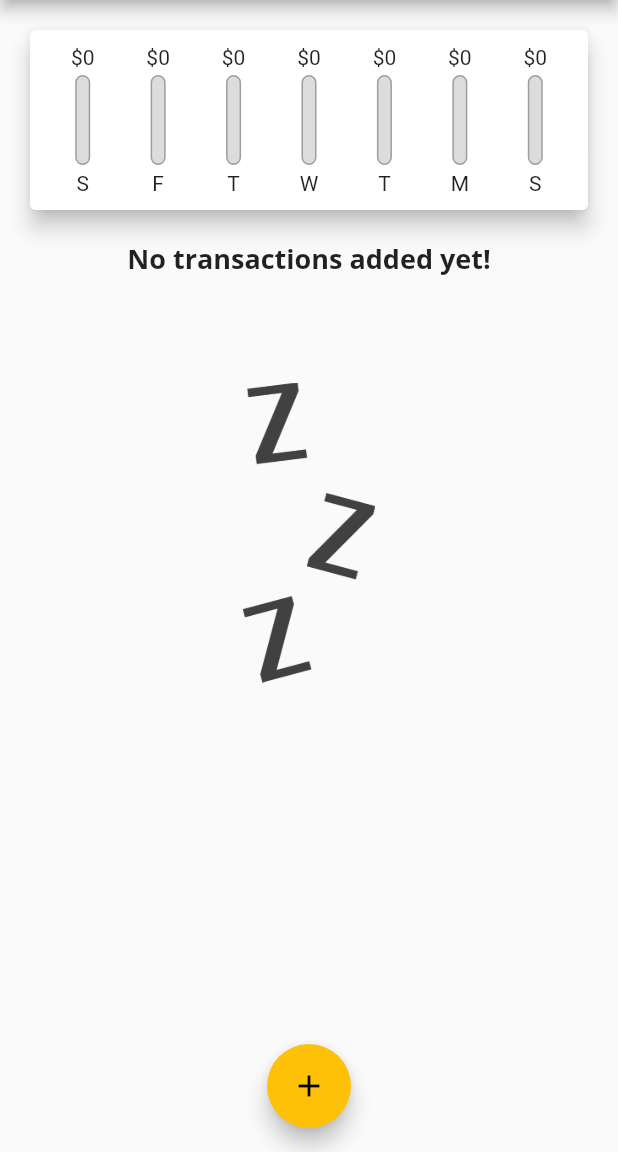
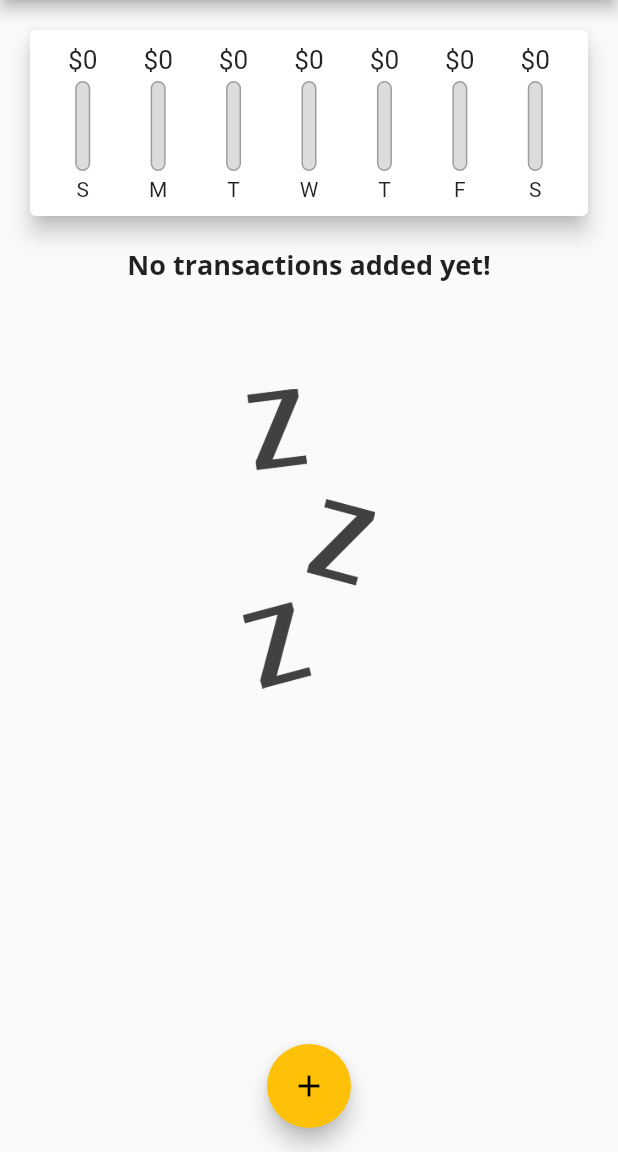
Before and after one commit to Alen87/Flutter, a Flutter app: the screen it shows after launch, on a phone screen of 412 x 824 dp, the part 84-1236 px from its top. Run offline on Flutter 3.47's test engine with Material 2 defaults, Android fonts, the phone set to English and light mode, and no system bars.

Commit message:
chart_reversed

```diff
--- a/projects/personal_expenses_app/lib/widgets/chart.dart
+++ b/projects/personal_expenses_app/lib/widgets/chart.dart
@@ -25,7 +25,7 @@ class Chart extends StatelessWidget {
         'day': DateFormat.E().format(weekDay).substring(0, 1),
         'amount': totalSum,
       };
-    });
+    }).reversed.toList();
   }
 
   double get totalSpending {
--- a/projects/personal_expenses_app/lib/widgets/chart_bar.dart
+++ b/projects/personal_expenses_app/lib/widgets/chart_bar.dart
@@ -13,7 +13,12 @@ class ChartBar extends StatelessWidget {
   Widget build(BuildContext context) {
     return Column(
       children: <Widget>[
-        FittedBox(child: Text('\$${spendingAmount.toStringAsFixed(0)}')),
+        Container(
+          height: 20,
+          child: FittedBox(
+            child: Text('\$${spendingAmount.toStringAsFixed(0)}'),
+          ),
+        ),
         SizedBox(
           height: 4,
         ),
```
